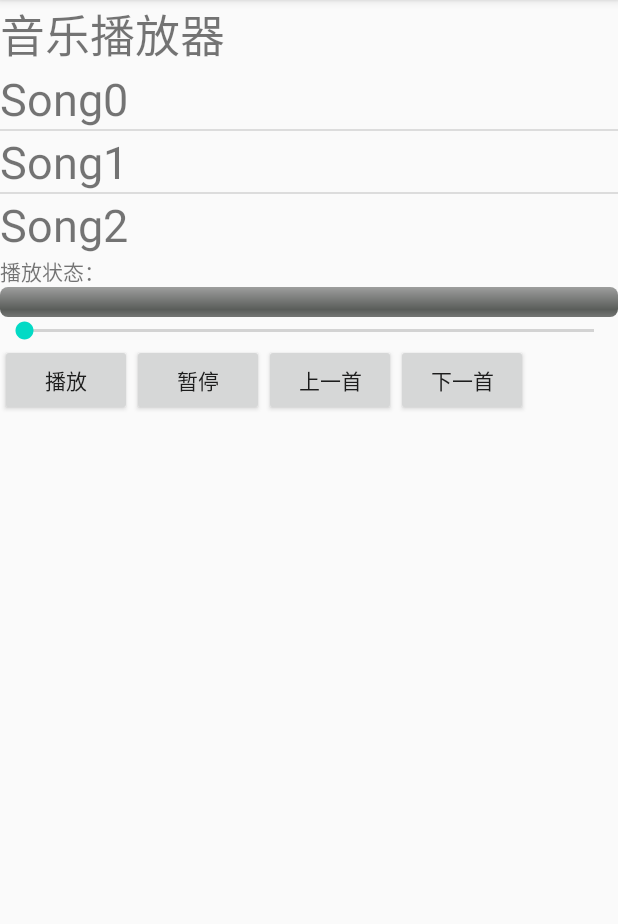
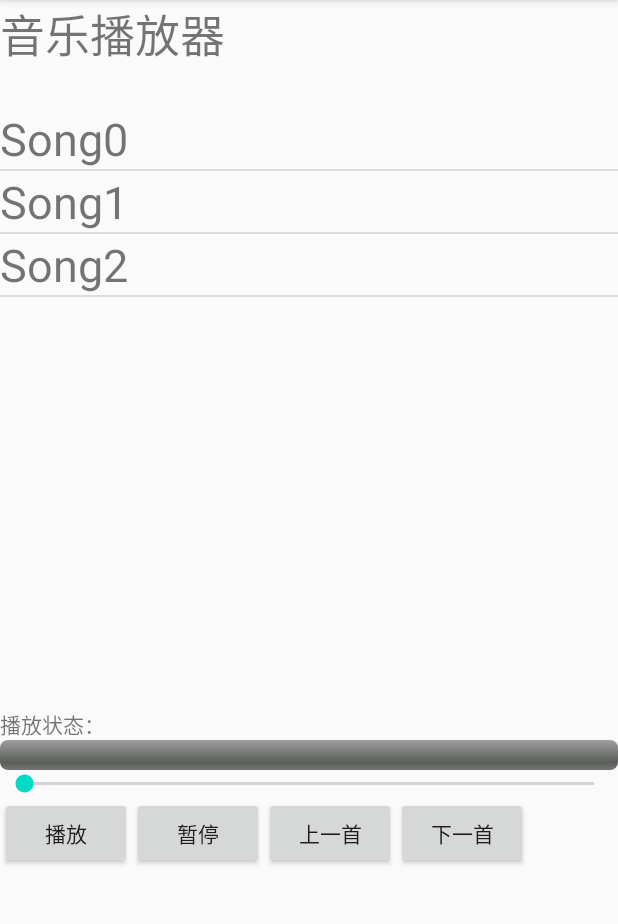
Before and after one commit to envvvv/Player, an Android app: the screen it shows after launch (MainActivity), on a phone screen of 412 x 824 dp, the part 84-1008 px from its top. Run offline under Robolectric (Android 15) with nearby library versions, the phone set to English and light mode, and no system bars.

```diff
--- a/app/src/main/res/layout/activity_main.xml
+++ b/app/src/main/res/layout/activity_main.xml
@@ -6,18 +6,17 @@
     android:layout_height="match_parent"
     tools:context=".MainActivity"
     android:orientation="vertical">
+
     <TextView
-        android:layout_width="wrap_content"
-        android:layout_height="wrap_content"
+        android:layout_width="434dp"
+        android:layout_height="72dp"
         android:text="音乐播放器"
-        android:textSize="30dp"
-        />
+        android:textSize="30dp" />
 
     <ListView
+        android:id="@+id/MusicList"
         android:layout_width="wrap_content"
-        android:layout_height="wrap_content"
-        android:id="@+id/MusicList"
-        />
+        android:layout_height="400dp" />
     <TextView
         android:layout_width="wrap_content"
         android:layout_height="wrap_content"
```
